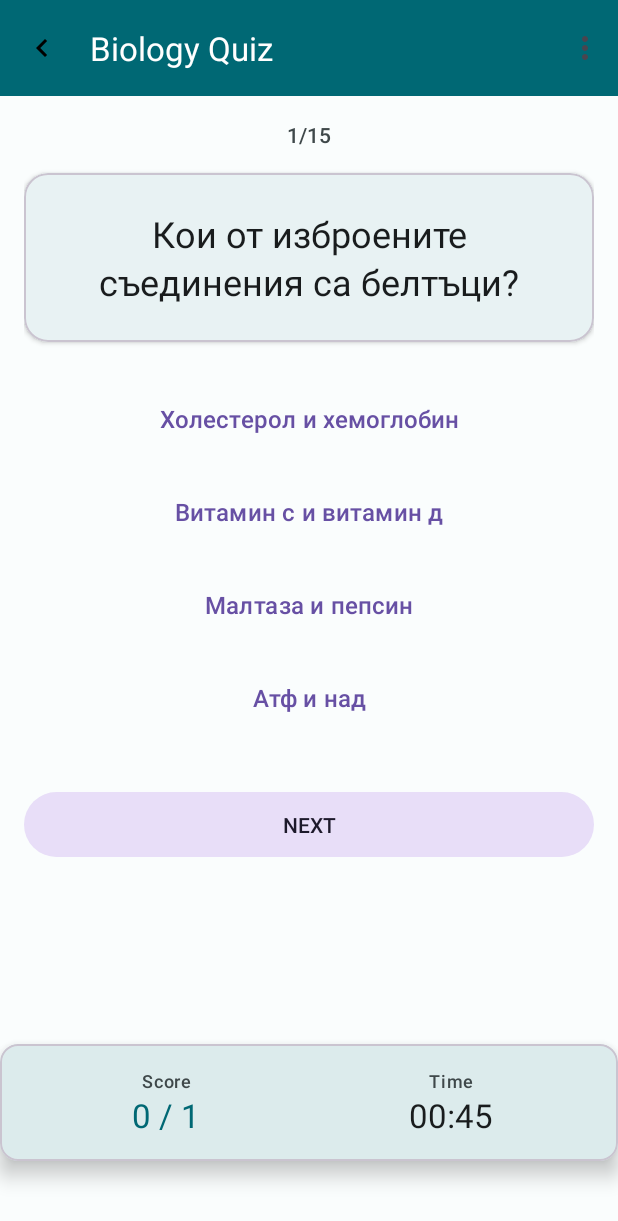
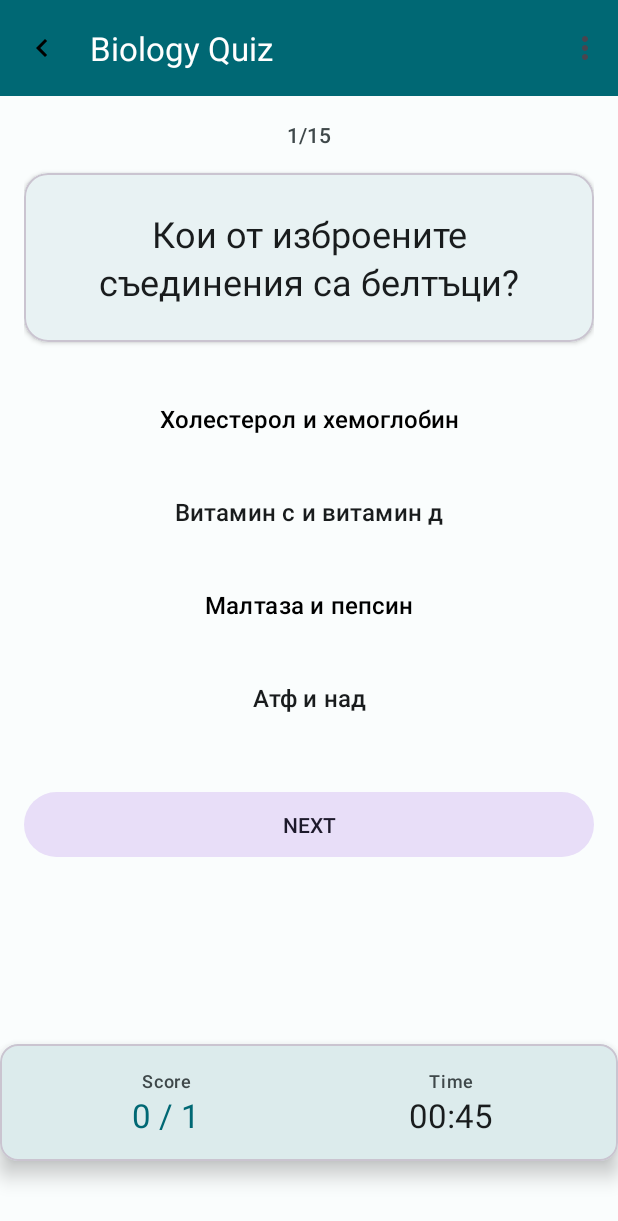
Before and after one commit to itsvetkov1/GettingBiology, an Android app: the MainActivity screen opened directly, with no data from a screen before it, after a tap on an icon or button, on a phone screen of 412 x 824 dp. Shown: the top 1221 px of the screen. Run offline under Robolectric (Android 15) with nearby library versions, the phone set to English and light mode, and no system bars; our stand-ins replace AdMob, Room's generated code; 4 statements that could not run were skipped.

Commit message:
fix quiz option button colors to use solid subtle backgrounds with black text
PROBLEM:
- MaterialButton backgroundTintList was creating faint, barely visible colors
- Text was using theme colors instead of black
- Drawable XMLs had vibrant gradients that weren't being used properly

SOLUTION:
- Updated drawable XMLs to use solid subtle colors (green_100 #C8E6C9, red_100 #FFCDD2)
- Changed from backgroundTintList to setBackgroundResource() to directly apply drawables
- Set text color to black for answer feedback buttons
- Removed gradient and ripple effects for cleaner, more visible appearance

This matches the original subtle color scheme from the old version.

```diff
--- a/app/src/main/java/com/znam/app/MainActivity.kt
+++ b/app/src/main/java/com/znam/app/MainActivity.kt
@@ -280,6 +280,13 @@ class MainActivity : AppCompatActivity() {
         option2Button.setBackgroundResource(R.drawable.option_button_background)
         option3Button.setBackgroundResource(R.drawable.option_button_background)
         option4Button.setBackgroundResource(R.drawable.option_button_background)
+
+        // Reset text color to default
+        val defaultTextColor = ContextCompat.getColor(this, R.color.md_theme_light_onSurface)
+        option1Button.setTextColor(defaultTextColor)
+        option2Button.setTextColor(defaultTextColor)
+        option3Button.setTextColor(defaultTextColor)
+        option4Button.setTextColor(defaultTextColor)
     }
 
     private fun onOptionSelected(optionNumber: Int) {
@@ -291,8 +298,10 @@ class MainActivity : AppCompatActivity() {
         option3Button.isClickable = false
         option4Button.isClickable = false
 
-        // Highlight selected option
-        getOptionButton(optionNumber).setBackgroundResource(R.drawable.option_button_background_selected)
+        // Highlight selected option with blue background
+        val selectedButton = getOptionButton(optionNumber)
+        selectedButton.setBackgroundResource(R.drawable.option_button_background_selected)
+        selectedButton.setTextColor(Color.BLACK)
 
         // Check the answer
         checkAnswer()
@@ -329,11 +338,20 @@ class MainActivity : AppCompatActivity() {
 
         // Change background of selected option
         if (isCorrect) {
-            getOptionButton(selectedOption).setBackgroundResource(R.drawable.option_button_background_correct)
+            // Subtle green for correct answer
+            val selectedButton = getOptionButton(selectedOption)
+            selectedButton.setBackgroundResource(R.drawable.option_button_background_correct)
+            selectedButton.setTextColor(Color.BLACK)
         } else {
-            getOptionButton(selectedOption).setBackgroundResource(R.drawable.option_button_background_incorrect)
-            // Highlight the correct answer
-            getOptionButton(correctOptionNumber).setBackgroundResource(R.drawable.option_button_background_correct)
+            // Subtle red for incorrect answer
+            val selectedButton = getOptionButton(selectedOption)
+            selectedButton.setBackgroundResource(R.drawable.option_button_background_incorrect)
+            selectedButton.setTextColor(Color.BLACK)
+
+            // Highlight the correct answer in green
+            val correctButton = getOptionButton(correctOptionNumber)
+            correctButton.setBackgroundResource(R.drawable.option_button_background_correct)
+            correctButton.setTextColor(Color.BLACK)
         }
     }
 
--- a/app/src/main/res/drawable/option_button_background_correct.xml
+++ b/app/src/main/res/drawable/option_button_background_correct.xml
@@ -1,14 +1,6 @@
 <?xml version="1.0" encoding="utf-8"?>
-<ripple xmlns:android="http://schemas.android.com/apk/res/android"
-    android:color="?attr/colorControlHighlight">
-    <item>
-        <shape android:shape="rectangle">
-            <gradient
-                android:startColor="#4CAF50"
-                android:endColor="#81C784"
-                android:angle="45"/>
-            <corners android:radius="12dp" />
-            <stroke android:width="0dp" android:color="@android:color/transparent"/>
-        </shape>
-    </item>
-</ripple>
+<shape xmlns:android="http://schemas.android.com/apk/res/android" android:shape="rectangle">
+    <solid android:color="@color/green_100" />
+    <corners android:radius="12dp" />
+    <stroke android:width="1dp" android:color="@color/green_100"/>
+</shape>
--- a/app/src/main/res/drawable/option_button_background_incorrect.xml
+++ b/app/src/main/res/drawable/option_button_background_incorrect.xml
@@ -1,14 +1,6 @@
 <?xml version="1.0" encoding="utf-8"?>
-<ripple xmlns:android="http://schemas.android.com/apk/res/android"
-    android:color="?attr/colorControlHighlight">
-    <item>
-        <shape android:shape="rectangle">
-            <gradient
-                android:startColor="#F44336"
-                android:endColor="#E57373"
-                android:angle="45"/>
-            <corners android:radius="12dp" />
-            <stroke android:width="0dp" android:color="@android:color/transparent"/>
-        </shape>
-    </item>
-</ripple>
+<shape xmlns:android="http://schemas.android.com/apk/res/android" android:shape="rectangle">
+    <solid android:color="@color/red_100" />
+    <corners android:radius="12dp" />
+    <stroke android:width="1dp" android:color="@color/red_100"/>
+</shape>
```
